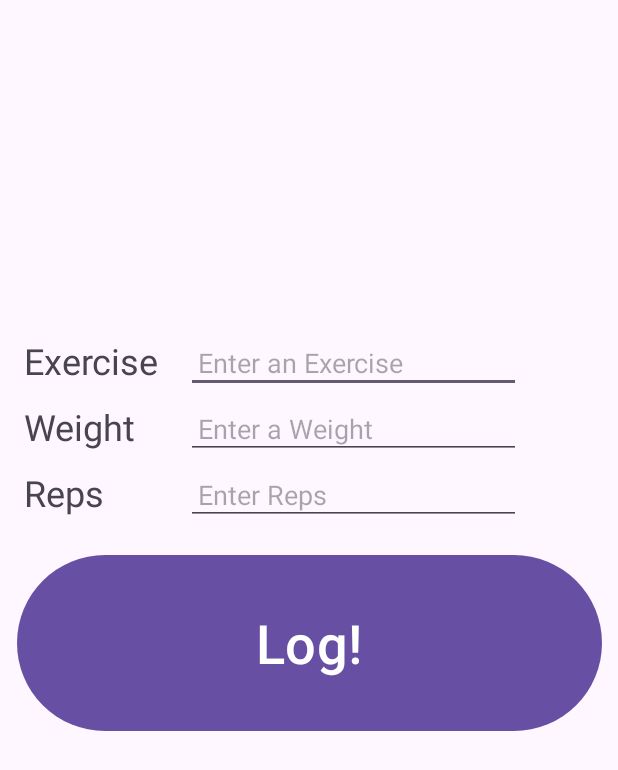
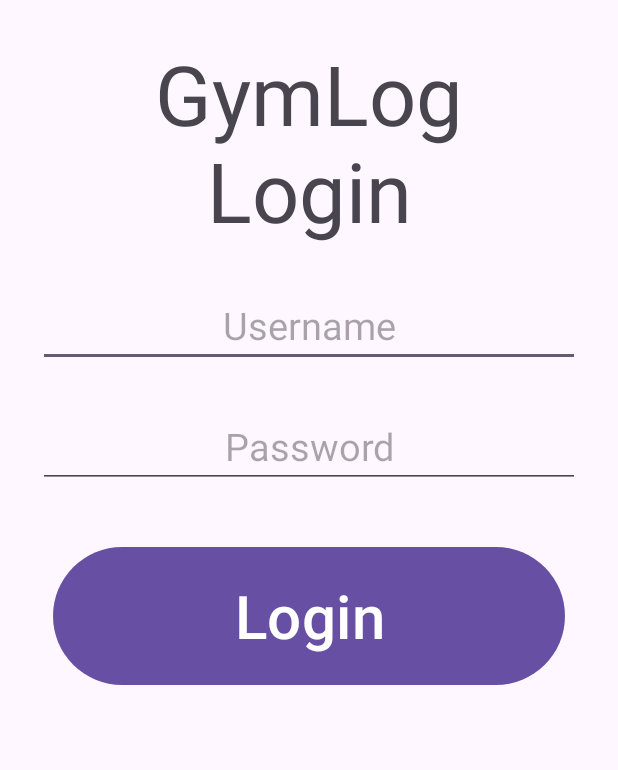
Before and after one commit to bevans34/GymLog, an Android app: the screen it shows after launch (MainActivity before the commit, LoginActivity after it), on a phone screen of 412 x 824 dp. Shown: the top 770 px of the screen. Run offline under Robolectric (Android 15) with nearby library versions, the phone set to English and light mode, and no system bars; our stand-ins replace Room's generated code.

Commit message:
Added rest of Video08 updates

```diff
--- a/app/src/main/java/com/example/gymlog/LoginActivity.java
+++ b/app/src/main/java/com/example/gymlog/LoginActivity.java
@@ -1,24 +1,33 @@
 package com.example.gymlog;
 
+import android.content.Context;
+import android.content.Intent;
 import android.os.Bundle;
+import android.view.View;
 
-import androidx.activity.EdgeToEdge;
 import androidx.appcompat.app.AppCompatActivity;
-import androidx.core.graphics.Insets;
-import androidx.core.view.ViewCompat;
-import androidx.core.view.WindowInsetsCompat;
+
+import com.example.gymlog.databinding.ActivityLoginBinding;
 
 public class LoginActivity extends AppCompatActivity {
+    private ActivityLoginBinding binding;
 
     @Override
     protected void onCreate(Bundle savedInstanceState) {
         super.onCreate(savedInstanceState);
-        EdgeToEdge.enable(this);
-        setContentView(R.layout.activity_login);
-        ViewCompat.setOnApplyWindowInsetsListener(findViewById(R.id.main), (v, insets) -> {
-            Insets systemBars = insets.getInsets(WindowInsetsCompat.Type.systemBars());
-            v.setPadding(systemBars.left, systemBars.top, systemBars.right, systemBars.bottom);
-            return insets;
+        binding = ActivityLoginBinding.inflate(getLayoutInflater());
+        setContentView(binding.getRoot());
+
+        binding.loginButton.setOnClickListener(new View.OnClickListener() {
+            @Override
+            public void onClick(View v) {
+                Intent intent = MainActivity.mainActivityIntentFactory(getApplicationContext(), 0);
+                startActivity(intent);
+            }
         });
     }
+
+    static Intent loginIntentFactory(Context context) {
+        return new Intent(context, LoginActivity.class);
+    }
 }
--- a/app/src/main/java/com/example/gymlog/MainActivity.java
+++ b/app/src/main/java/com/example/gymlog/MainActivity.java
@@ -1,5 +1,7 @@
 package com.example.gymlog;
 
+import android.content.Context;
+import android.content.Intent;
 import android.os.Bundle;
 import android.text.method.ScrollingMovementMethod;
 import android.util.Log;
@@ -16,6 +18,8 @@ import java.util.Locale;
 
 public class MainActivity extends AppCompatActivity {
     public static final String TAG = "GymLog";
+    private static final String MAIN_ACTIVITY_USER_ID = "com.example.gymlog.MAIN_ACTIVITY_USER_ID";
+
     ActivityMainBinding binding;
     private GymLogRepository repository;
 
@@ -29,6 +33,13 @@ public class MainActivity extends AppCompatActivity {
         super.onCreate(savedInstanceState);
         binding = ActivityMainBinding.inflate(getLayoutInflater());
         setContentView(binding.getRoot());
+
+        loginUser();
+
+        if (loggedInUserId == -1) {
+            Intent intent = LoginActivity.loginIntentFactory(getApplicationContext());
+            startActivity(intent);
+        }
 
         repository = GymLogRepository.getRepository(getApplication());
 
@@ -44,6 +55,17 @@ public class MainActivity extends AppCompatActivity {
                 updateDisplay();
             }
         });
+    }
+
+    private void loginUser() {
+        // TODO: Implement loginUser method
+        loggedInUserId = getIntent().getIntExtra(MAIN_ACTIVITY_USER_ID, -1);
+    }
+
+    static Intent mainActivityIntentFactory(Context context, int userId) {
+        Intent intent = new Intent(context, MainActivity.class);
+        intent.putExtra(MAIN_ACTIVITY_USER_ID, userId);
+        return intent;
     }
 
     private void getInformationFromDisplay() {
--- a/app/src/main/res/layout/activity_login.xml
+++ b/app/src/main/res/layout/activity_login.xml
@@ -1,10 +1,61 @@
 <?xml version="1.0" encoding="utf-8"?>
 <androidx.constraintlayout.widget.ConstraintLayout xmlns:android="http://schemas.android.com/apk/res/android"
     xmlns:app="http://schemas.android.com/apk/res-auto"
-    xmlns:tools="http://schemas.android.com/tools"
-    android:id="@+id/main"
     android:layout_width="match_parent"
-    android:layout_height="match_parent"
-    tools:context=".LoginActivity">
+    android:layout_height="match_parent">
+
+    <TextView
+        android:id="@+id/titleLoginTextView"
+        android:layout_width="match_parent"
+        android:layout_height="wrap_content"
+        android:layout_margin="25dip"
+        android:layout_marginBottom="25dip"
+        android:gravity="center"
+        android:text="@string/gymlog_login"
+        android:textSize="55sp"
+        app:layout_constraintEnd_toEndOf="parent"
+        app:layout_constraintStart_toStartOf="parent"
+        app:layout_constraintTop_toTopOf="parent" />
+
+    <EditText
+        android:id="@+id/usernameLoginEditText"
+        android:layout_width="match_parent"
+        android:layout_height="wrap_content"
+        android:layout_margin="25dp"
+        android:autofillHints="Please enter email address"
+        android:gravity="center"
+        android:hint="@string/username"
+        android:inputType="text"
+        android:textSize="25sp"
+        app:layout_constraintEnd_toEndOf="parent"
+        app:layout_constraintStart_toStartOf="parent"
+        app:layout_constraintTop_toBottomOf="@+id/titleLoginTextView" />
+
+    <EditText
+        android:id="@+id/passwordLoginEditText"
+        android:layout_width="match_parent"
+        android:layout_height="wrap_content"
+        android:layout_margin="25dp"
+        android:autofillHints="Please enter password"
+        android:gravity="center"
+        android:hint="@string/password"
+        android:inputType="textPassword"
+        android:textSize="25sp"
+        app:layout_constraintEnd_toEndOf="parent"
+        app:layout_constraintStart_toStartOf="parent"
+        app:layout_constraintTop_toBottomOf="@id/usernameLoginEditText" />
+
+    <Button
+        android:id="@+id/loginButton"
+        android:layout_width="match_parent"
+        android:layout_height="100dp"
+        android:layout_margin="35dp"
+        android:text="@string/login"
+        android:textSize="40sp"
+        app:layout_constraintEnd_toEndOf="parent"
+        app:layout_constraintHorizontal_bias="0.468"
+        app:layout_constraintStart_toStartOf="parent"
+        app:layout_constraintTop_toBottomOf="@+id/passwordLoginEditText" />
+
 
 </androidx.constraintlayout.widget.ConstraintLayout>
--- a/app/src/main/res/values/strings.xml
+++ b/app/src/main/res/values/strings.xml
@@ -8,4 +8,8 @@
     <string name="enter_reps">Enter Reps</string>
     <string name="log">Log!</string>
     <string name="nothing_to_show_time_to_hit_the_gym">Nothing to show, time to hit the gym!</string>
+    <string name="gymlog_login">GymLog\nLogin</string>
+    <string name="username">Username</string>
+    <string name="password">Password</string>
+    <string name="login">Login</string>
 </resources>
```
